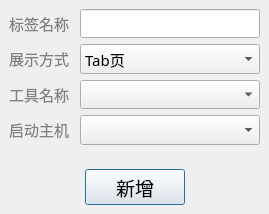
The window that digitalIntegration/AddToolDialog.ui (jiaqingguo/DI) describes before a commit, drawn with Qt 5.
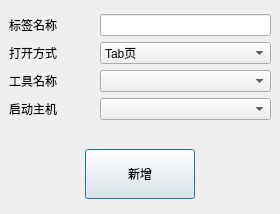
The same window after the commit.

```diff
--- a/digitalIntegration/AddToolDialog.ui
+++ b/digitalIntegration/AddToolDialog.ui
@@ -6,7 +6,7 @@
    <rect>
     <x>0</x>
     <y>0</y>
-    <width>269</width>
+    <width>280</width>
     <height>214</height>
    </rect>
   </property>
@@ -44,16 +44,10 @@
       <widget class="QComboBox" name="comboBoxDisplayMode">
        <property name="minimumSize">
         <size>
-         <width>180</width>
-         <height>25</height>
+         <width>0</width>
+         <height>0</height>
         </size>
        </property>
-       <property name="font">
-        <font>
-         <family>黑体</family>
-         <pointsize>11</pointsize>
-        </font>
-       </property>
        <item>
         <property name="text">
          <string>Tab页</string>
@@ -68,14 +62,8 @@
      </item>
      <item row="0" column="0">
       <widget class="QLabel" name="label">
-       <property name="font">
-        <font>
-         <family>黑体</family>
-         <pointsize>11</pointsize>
-        </font>
-       </property>
        <property name="text">
-        <string>&lt;html&gt;&lt;head/&gt;&lt;body&gt;&lt;p&gt;&lt;span style=&quot; color:#808080;&quot;&gt;标签名称&lt;/span&gt;&lt;/p&gt;&lt;/body&gt;&lt;/html&gt;</string>
+        <string>标签名称</string>
        </property>
       </widget>
      </item>
@@ -83,44 +71,26 @@
       <widget class="QComboBox" name="comboBoxToolNames">
        <property name="minimumSize">
         <size>
-         <width>180</width>
-         <height>25</height>
+         <width>0</width>
+         <height>0</height>
         </size>
        </property>
-       <property name="font">
-        <font>
-         <family>黑体</family>
-         <pointsize>11</pointsize>
-        </font>
-       </property>
       </widget>
      </item>
      <item row="3" column="1" colspan="2">
       <widget class="QComboBox" name="comboBoxHost">
        <property name="minimumSize">
         <size>
-         <width>180</width>
-         <height>25</height>
+         <width>0</width>
+         <height>0</height>
         </size>
        </property>
-       <property name="font">
-        <font>
-         <family>黑体</family>
-         <pointsize>11</pointsize>
-        </font>
-       </property>
       </widget>
      </item>
      <item row="3" column="0">
       <widget class="QLabel" name="label_5">
-       <property name="font">
-        <font>
-         <family>黑体</family>
-         <pointsize>11</pointsize>
-        </font>
-       </property>
        <property name="text">
-        <string>&lt;html&gt;&lt;head/&gt;&lt;body&gt;&lt;p&gt;&lt;span style=&quot; color:#808080;&quot;&gt;启动主机&lt;/span&gt;&lt;/p&gt;&lt;/body&gt;&lt;/html&gt;</string>
+        <string>启动主机</string>
        </property>
       </widget>
      </item>
@@ -128,24 +98,18 @@
       <widget class="QLabel" name="label_3">
        <property name="minimumSize">
         <size>
-         <width>65</width>
+         <width>0</width>
          <height>0</height>
         </size>
        </property>
        <property name="maximumSize">
         <size>
-         <width>65</width>
+         <width>16777215</width>
          <height>16777215</height>
         </size>
        </property>
-       <property name="font">
-        <font>
-         <family>黑体</family>
-         <pointsize>11</pointsize>
-        </font>
-       </property>
        <property name="text">
-        <string>&lt;html&gt;&lt;head/&gt;&lt;body&gt;&lt;p&gt;&lt;span style=&quot; color:#808080;&quot;&gt;工具名称&lt;/span&gt;&lt;/p&gt;&lt;/body&gt;&lt;/html&gt;</string>
+        <string>工具名称</string>
        </property>
       </widget>
      </item>
@@ -153,24 +117,18 @@
       <widget class="QLabel" name="label_2">
        <property name="minimumSize">
         <size>
-         <width>65</width>
+         <width>0</width>
          <height>0</height>
         </size>
        </property>
        <property name="maximumSize">
         <size>
-         <width>65</width>
+         <width>16777215</width>
          <height>16777215</height>
         </size>
        </property>
-       <property name="font">
-        <font>
-         <family>黑体</family>
-         <pointsize>11</pointsize>
-        </font>
-       </property>
        <property name="text">
-        <string>&lt;html&gt;&lt;head/&gt;&lt;body&gt;&lt;p&gt;&lt;span style=&quot; color:#808080;&quot;&gt;展示方式&lt;/span&gt;&lt;/p&gt;&lt;/body&gt;&lt;/html&gt;</string>
+        <string>打开方式</string>
        </property>
       </widget>
      </item>
@@ -178,16 +136,10 @@
       <widget class="QLineEdit" name="lineEditTabName">
        <property name="minimumSize">
         <size>
-         <width>180</width>
-         <height>25</height>
+         <width>0</width>
+         <height>0</height>
         </size>
        </property>
-       <property name="font">
-        <font>
-         <family>黑体</family>
-         <pointsize>11</pointsize>
-        </font>
-       </property>
       </widget>
      </item>
     </layout>
@@ -223,16 +175,10 @@
       <widget class="QPushButton" name="btnAdd">
        <property name="minimumSize">
         <size>
-         <width>100</width>
-         <height>35</height>
+         <width>110</width>
+         <height>50</height>
         </size>
        </property>
-       <property name="font">
-        <font>
-         <family>黑体</family>
-         <pointsize>14</pointsize>
-        </font>
-       </property>
        <property name="text">
         <string>新增</string>
        </property>
```
